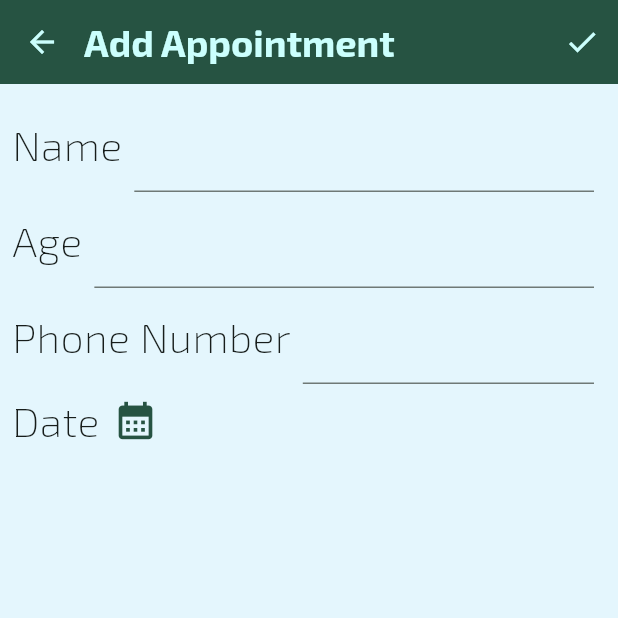
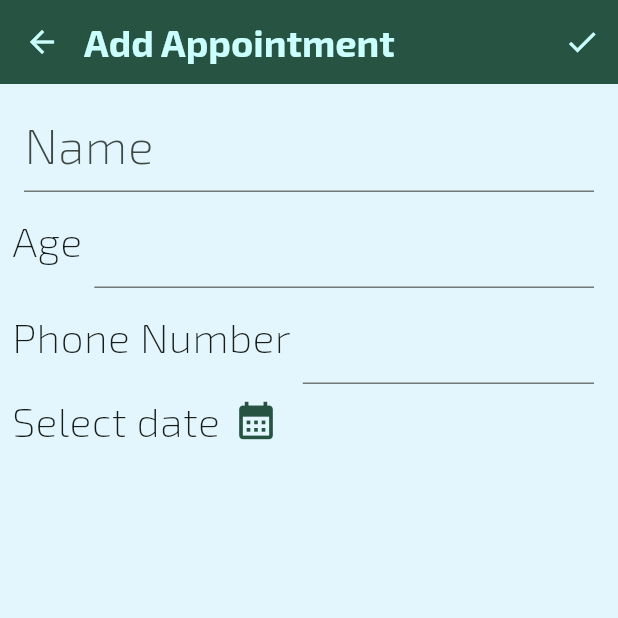
Before and after one commit to Thecodingdoctor11/dentality, a Flutter app: the screen it shows once a user with an empty profile is signed in, after a tap on "Add Appointment", on a phone screen of 412 x 824 dp, the top half of it. Run offline on Flutter 3.47's test engine with Material 3 defaults, Android fonts, the phone set to English and light mode, and no system bars; our stand-ins replace cloud_firestore, equatable, firebase_auth, firebase_core, flutter_riverpod, flutter_screenutil and 1 more; accounts and stored records are empty; project files that could hold a hidden picture were left out.

Commit message:
added date and time picker

```diff
--- a/lib/src/screens/add appointment/add_appointment_screen.dart
+++ b/lib/src/screens/add appointment/add_appointment_screen.dart
@@ -2,6 +2,7 @@ import 'package:dentality/src/helpers/sizer.dart';
 import 'package:dentality/src/theme/colors.dart';
 // import 'package:dentality/src/theme/colors.dart';
 import 'package:flutter/material.dart';
+import 'package:intl/intl.dart';
 
 class AddAppointmentScreen extends StatefulWidget {
   const AddAppointmentScreen({super.key});
@@ -11,6 +12,8 @@ class AddAppointmentScreen extends StatefulWidget {
 }
 
 class _AddAppointmentScreenState extends State<AddAppointmentScreen> {
+  DateTime? selectedDate;
+  TimeOfDay? selectedTime;
   @override
   Widget build(BuildContext context) {
     return Scaffold(
@@ -24,19 +27,23 @@ class _AddAppointmentScreenState extends State<AddAppointmentScreen> {
           child: Column(
             crossAxisAlignment: CrossAxisAlignment.start,
             children: [
-              Row(
+              const Row(
                 children: [
-                  Text('Name'),
                   Sizer(
                     horizontal: 8,
                   ),
-                  Expanded(child: TextField()),
+                  Expanded(
+                      child: TextField(
+                    decoration: InputDecoration(
+                      hintText: 'Name',
+                    ),
+                  )),
                   Sizer(
                     horizontal: 8,
                   ),
                 ],
               ),
-              Row(
+              const Row(
                 children: [
                   Text('Age'),
                   Sizer(
@@ -48,7 +55,7 @@ class _AddAppointmentScreenState extends State<AddAppointmentScreen> {
                   ),
                 ],
               ),
-              Row(
+              const Row(
                 children: [
                   Text('Phone Number'),
                   Sizer(
@@ -62,13 +69,36 @@ class _AddAppointmentScreenState extends State<AddAppointmentScreen> {
               ),
               Row(
                 children: [
-                  Text('Date'),
+                  Text(selectedDate != null
+                      ? '${DateFormat.MMMd().format(selectedDate!)}, ${selectedTime != null ? selectedTime?.format(context) : 'Please pick a time'}'
+                      : 'Select date'),
                   IconButton(
-                    onPressed: () => showDatePicker(
+                    onPressed: () async {
+                      final pickedDate = await showDatePicker(
+                        builder: (_, child) {
+                          return Theme(
+                            data: ThemeData.from(
+                              colorScheme: Theme.of(context).colorScheme,
+                            ),
+                            child: child!,
+                          );
+                        },
                         context: context,
                         firstDate: DateTime(1990),
-                        lastDate: DateTime(2099)),
-                    icon: Icon(Icons.calendar_month),
+                        lastDate: DateTime(2099),
+                      );
+                      if (context.mounted) {
+                        final pickedTime = await showTimePicker(
+                            context: context, initialTime: TimeOfDay.now());
+                        setState(() {
+                          selectedTime = pickedTime;
+                        });
+                      }
+                      setState(() {
+                        selectedDate = pickedDate;
+                      });
+                    },
+                    icon: const Icon(Icons.calendar_month),
                     color: AppColors.darkTeal,
                     iconSize: 30,
                   ),
--- a/lib/src/screens/home/home_screen.dart
+++ b/lib/src/screens/home/home_screen.dart
@@ -140,24 +140,24 @@ class HomeViewScreenState extends ConsumerState {
                     Navigator.pushNamed(context, Routes.addAppointmentScreen);
                   },
                 ),
-                TextButton(
-                  child: Row(
-                    mainAxisAlignment: MainAxisAlignment.spaceBetween,
-                    children: [
-                      Text(
-                        'Add Patient',
-                        style: textTheme.headlineMedium
-                            ?.copyWith(color: AppColors.green),
-                      ),
-                      Icon(
-                        Icons.add_reaction_outlined,
-                        size: 30.sp,
-                        color: AppColors.green,
-                      ),
-                    ],
-                  ),
-                  onPressed: () {},
-                ),
+                // TextButton(
+                //   child: Row(
+                //     mainAxisAlignment: MainAxisAlignment.spaceBetween,
+                //     children: [
+                //       Text(
+                //         'Add Patient',
+                //         style: textTheme.headlineMedium
+                //             ?.copyWith(color: AppColors.green),
+                //       ),
+                //       Icon(
+                //         Icons.add_reaction_outlined,
+                //         size: 30.sp,
+                //         color: AppColors.green,
+                //       ),
+                //     ],
+                //   ),
+                //   onPressed: () {},
+                // ),
               ],
             ),
           ),
--- a/pubspec.yaml
+++ b/pubspec.yaml
@@ -18,6 +18,7 @@ dependencies:
   flutter_screenutil: ^5.9.0
   intl: ^0.19.0
   persistent_bottom_nav_bar: ^5.0.2
+  shared_preferences: ^2.2.2
   smooth_page_indicator: ^1.1.0
 
 dev_dependencies:
```
Also changed, not shown: lib/src/screens/history/history_screen.dart (+8 -1 lines), pubspec.lock, 2 other files.
